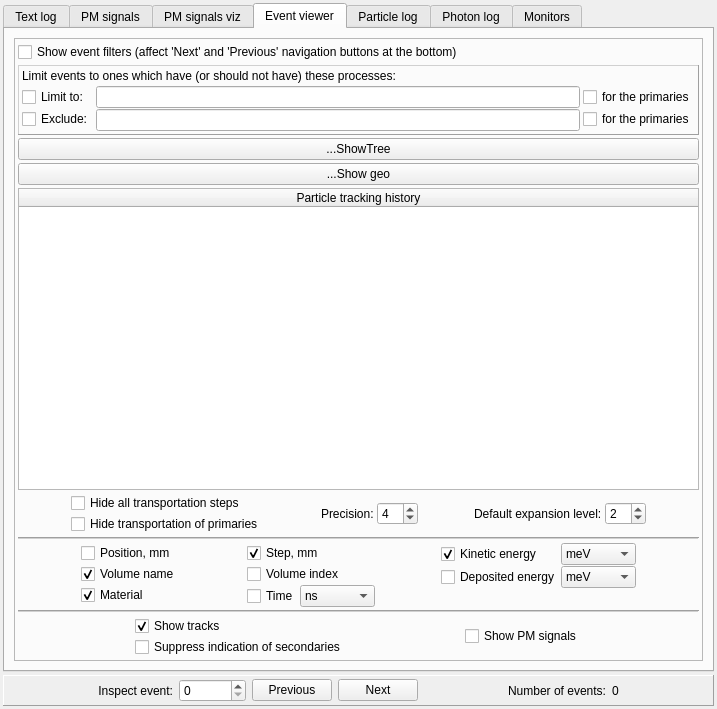
andrmor/ANTS2, file src/gui/outputwindow.ui: the form before one commit.
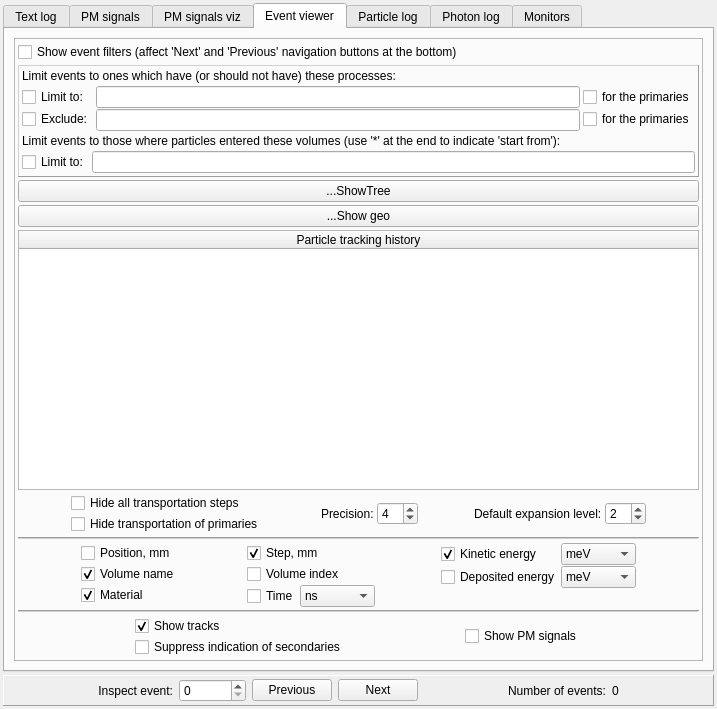
The form after the commit. The open tabs and pages were chosen to show the change.

Commit message: add possibility to limit filter history by volume name

The edit to the form file:
```diff
--- a/src/gui/outputwindow.ui
+++ b/src/gui/outputwindow.ui
@@ -866,6 +866,30 @@
                 </item>
                </layout>
               </item>
+              <item>
+               <widget class="QLabel" name="label_32">
+                <property name="text">
+                 <string>Limit events to those where particles entered these volumes (use '*' at the end to indicate 'start from'):</string>
+                </property>
+               </widget>
+              </item>
+              <item>
+               <layout class="QHBoxLayout" name="horizontalLayout_30">
+                <property name="topMargin">
+                 <number>0</number>
+                </property>
+                <item>
+                 <widget class="QCheckBox" name="cbLimitToVolumes">
+                  <property name="text">
+                   <string>Limit to:</string>
+                  </property>
+                 </widget>
+                </item>
+                <item>
+                 <widget class="QLineEdit" name="leLimitToVolumes"/>
+                </item>
+               </layout>
+              </item>
              </layout>
             </widget>
            </item>
```
Left out of the diff: 158 changed lines with no effect on the pictures. The commit also changes 3 other files.
